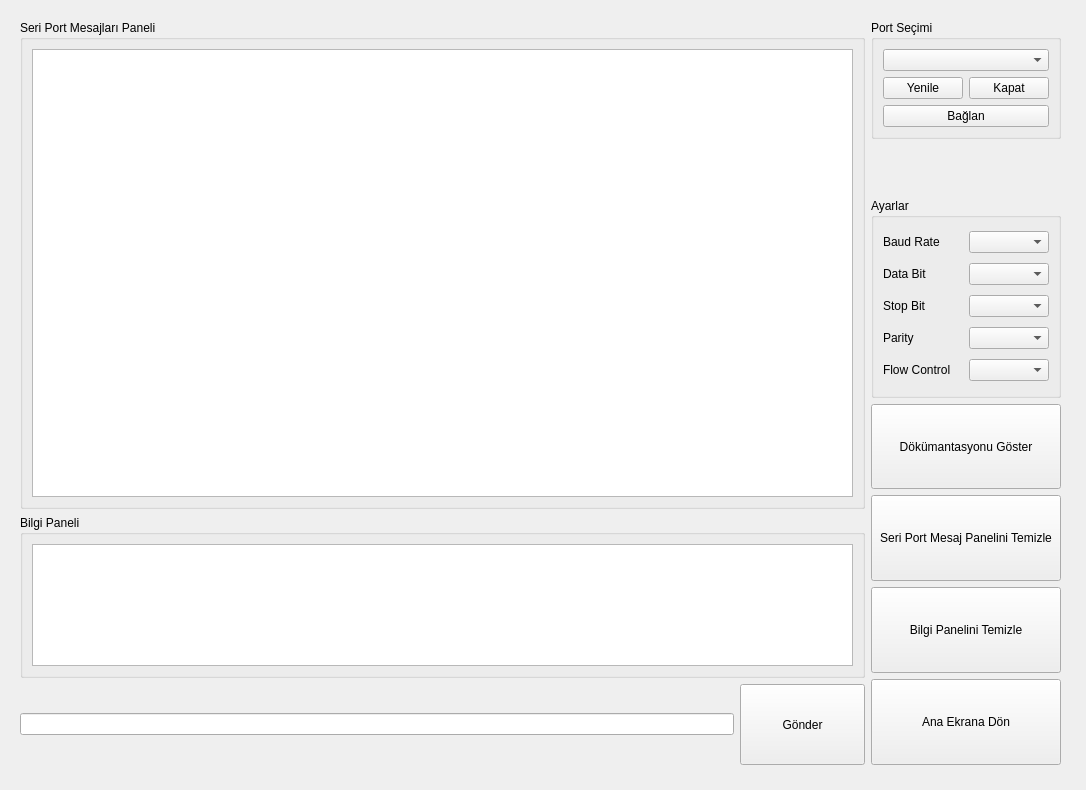
Qt form ui/log_alma_screen/log_alma_screen.ui (cihansenyuz/system_controller) before a commit.
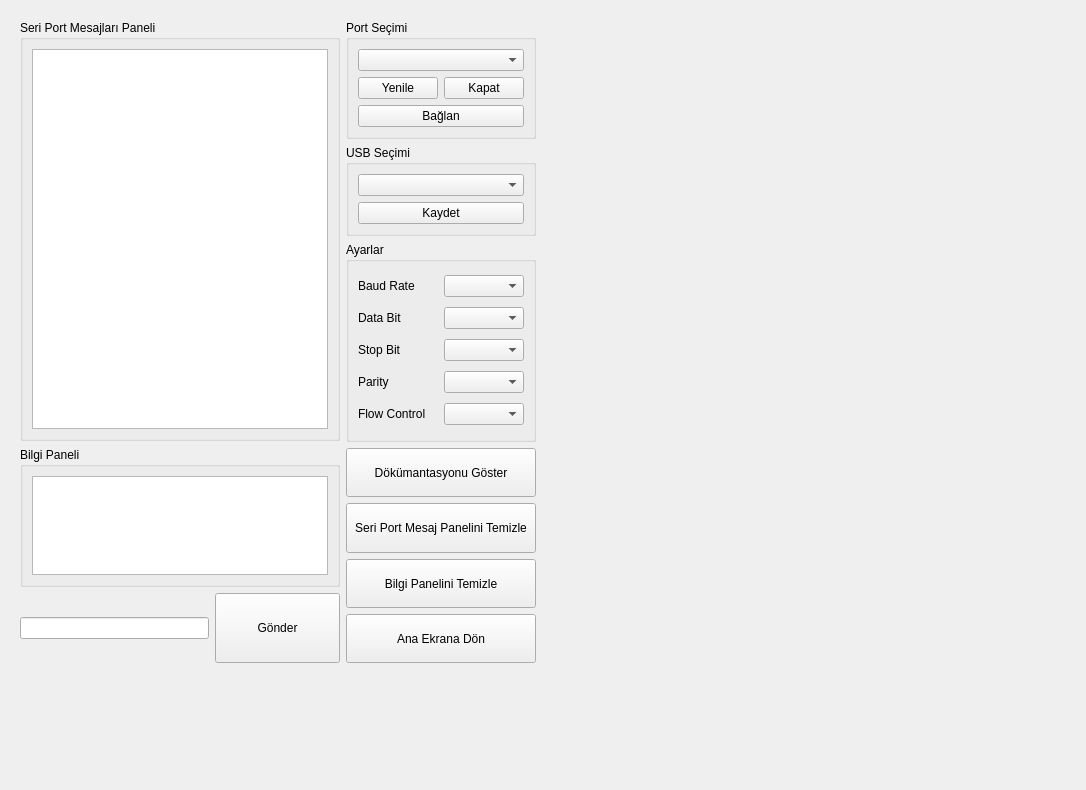
The same form after that commit.

Commit message: add found usb ports into combobox

Diff of the .ui file:
```diff
--- a/ui/log_alma_screen/log_alma_screen.ui
+++ b/ui/log_alma_screen/log_alma_screen.ui
@@ -18,8 +18,8 @@
     <rect>
      <x>20</x>
      <y>20</y>
-     <width>1041</width>
-     <height>745</height>
+     <width>516</width>
+     <height>643</height>
     </rect>
    </property>
    <layout class="QHBoxLayout" name="horizontalLayout_17">
@@ -84,7 +84,7 @@
      </layout>
     </item>
     <item>
-     <layout class="QVBoxLayout" name="verticalLayout_3" stretch="2,2,1,1,1,1">
+     <layout class="QVBoxLayout" name="verticalLayout_3" stretch="2,0,2,1,1,1,1">
       <item alignment="Qt::AlignmentFlag::AlignTop">
        <widget class="QGroupBox" name="groupBox">
         <property name="enabled">
@@ -171,6 +171,37 @@
         </layout>
        </widget>
       </item>
+      <item>
+       <widget class="QGroupBox" name="groupBox_5">
+        <property name="title">
+         <string>USB Seçimi</string>
+        </property>
+        <layout class="QVBoxLayout" name="verticalLayout_7">
+         <item>
+          <widget class="QComboBox" name="usbPortBox"/>
+         </item>
+         <item>
+          <widget class="QPushButton" name="pushButton">
+           <property name="sizePolicy">
+            <sizepolicy hsizetype="Minimum" vsizetype="Minimum">
+             <horstretch>0</horstretch>
+             <verstretch>0</verstretch>
+            </sizepolicy>
+           </property>
+           <property name="minimumSize">
+            <size>
+             <width>125</width>
+             <height>0</height>
+            </size>
+           </property>
+           <property name="text">
+            <string>Kaydet</string>
+           </property>
+          </widget>
+         </item>
+        </layout>
+       </widget>
+      </item>
       <item>
        <widget class="QGroupBox" name="groupBox_2">
         <property name="sizePolicy">
```
The commit also changes 2 other files.
